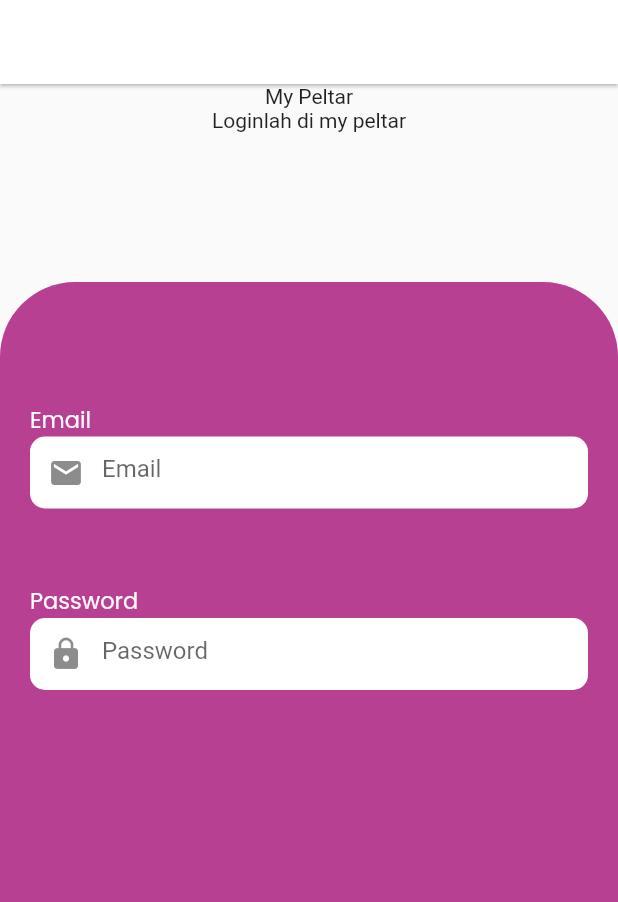
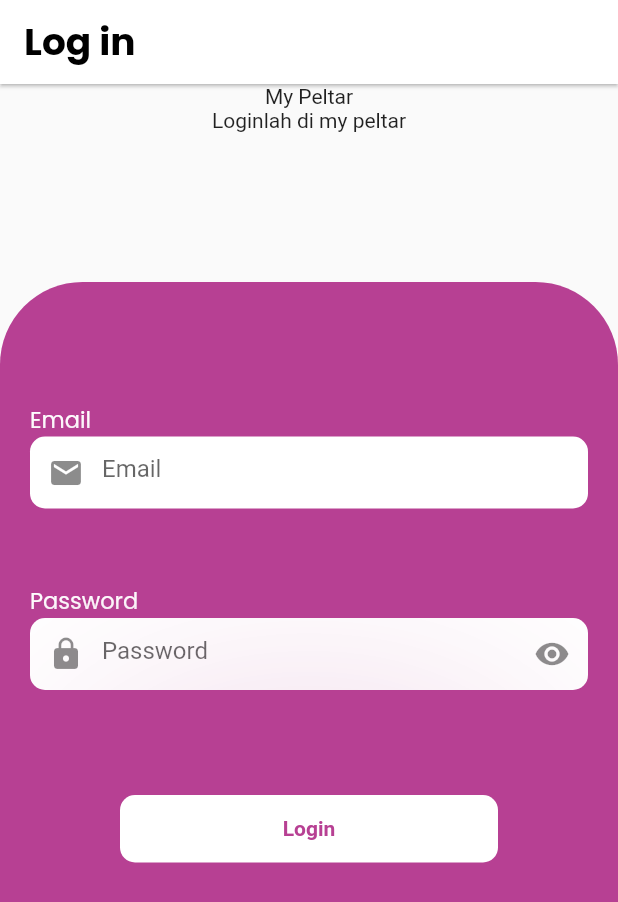
Before and after one commit to rian0502/mypeltar, a Flutter app: the screen it shows after launch, on a phone screen of 412 x 824 dp. Shown: the top 902 px of the screen. Run offline on Flutter 3.47's test engine with Material 2 defaults, Android fonts, the phone set to English and light mode, and no system bars; our stand-ins replace go_router, google_fonts.

Commit message:
membuat router

```diff
--- a/lib/main.dart
+++ b/lib/main.dart
@@ -1,107 +1,29 @@
 import 'package:flutter/material.dart';
 import 'package:mypeltar/mypeltar_theme.dart';
-import 'package:mypeltar/screens/login_screen.dart';
-import 'package:mypeltar/screens/splash_screen.dart';
+import 'package:mypeltar/routes/app_route.dart';
+
 
 void main() {
-  runApp(const MyApp());
+  runApp(const MyPeltar());
 }
 
-class MyApp extends StatelessWidget {
-  const MyApp({super.key});
+class MyPeltar extends StatefulWidget {
+  const MyPeltar({Key? key}) : super(key: key);
 
-  // This widget is the root of your application.
+  @override
+  State<MyPeltar> createState() => _MyPeltarState();
+}
+
+class _MyPeltarState extends State<MyPeltar> {
+  final AppRoute _appRoute = AppRoute();
   @override
   Widget build(BuildContext context) {
-    return MaterialApp(
-      title: 'Flutter Demo',
+    return MaterialApp.router(
       theme: MyPeltarTheme.light(),
-      home: LoginScreen(),
+      title: 'My Peltar',
+      routerDelegate: _appRoute.router.routerDelegate,
+      routeInformationParser: _appRoute.router.routeInformationParser,
+      routeInformationProvider: _appRoute.router.routeInformationProvider,
     );
   }
 }
-
-class MyHomePage extends StatefulWidget {
-  const MyHomePage({super.key, required this.title});
-
-  // This widget is the home page of your application. It is stateful, meaning
-  // that it has a State object (defined below) that contains fields that affect
-  // how it looks.
-
-  // This class is the configuration for the state. It holds the values (in this
-  // case the title) provided by the parent (in this case the App widget) and
-  // used by the build method of the State. Fields in a Widget subclass are
-  // always marked "final".
-
-  final String title;
-
-  @override
-  State<MyHomePage> createState() => _MyHomePageState();
-}
-
-class _MyHomePageState extends State<MyHomePage> {
-  int _counter = 0;
-
-  void _incrementCounter() {
-    setState(() {
-      // This call to setState tells the Flutter framework that something has
-      // changed in this State, which causes it to rerun the build method below
-      // so that the display can reflect the updated values. If we changed
-      // _counter without calling setState(), then the build method would not be
-      // called again, and so nothing would appear to happen.
-      _counter++;
-    });
-  }
-
-  @override
-  Widget build(BuildContext context) {
-    // This method is rerun every time setState is called, for instance as done
-    // by the _incrementCounter method above.
-    //
-    // The Flutter framework has been optimized to make rerunning build methods
-    // fast, so that you can just rebuild anything that needs updating rather
-    // than having to individually change instances of widgets.
-    return Scaffold(
-      appBar: AppBar(
-        // Here we take the value from the MyHomePage object that was created by
-        // the App.build method, and use it to set our appbar title.
-        title: Text(widget.title),
-      ),
-      body: Center(
-        // Center is a layout widget. It takes a single child and positions it
-        // in the middle of the parent.
-        child: Column(
-          // Column is also a layout widget. It takes a list of children and
-          // arranges them vertically. By default, it sizes itself to fit its
-          // children horizontally, and tries to be as tall as its parent.
-          //
-          // Invoke "debug painting" (press "p" in the console, choose the
-          // "Toggle Debug Paint" action from the Flutter Inspector in Android
-          // Studio, or the "Toggle Debug Paint" command in Visual Studio Code)
-          // to see the wireframe for each widget.
-          //
-          // Column has various properties to control how it sizes itself and
-          // how it positions its children. Here we use mainAxisAlignment to
-          // center the children vertically; the main axis here is the vertical
-          // axis because Columns are vertical (the cross axis would be
-          // horizontal).
-          mainAxisAlignment: MainAxisAlignment.center,
-          children: <Widget>[
-            const Text(
-              'You have pushed the button this many times:',
-            ),
-            Text(
-              '$_counter',
-              style: Theme.of(context).textTheme.headline4,
-            ),
-          ],
-        ),
-      ),
-      floatingActionButton: FloatingActionButton(
-        onPressed: _incrementCounter,
-        tooltip: 'Increment',
-        child: const Icon(Icons.add),
-      ), // This trailing comma makes auto-formatting nicer for build methods.
-    );
-  }
-}
--- /dev/null
+++ b/lib/routes/app_route.dart
@@ -0,0 +1,30 @@
+
+
+import 'dart:async';
+
+import 'package:go_router/go_router.dart';
+
+import '../screens/login_screen.dart';
+import '../screens/splash_screen.dart';
+
+class AppRoute{
+
+  late final router = GoRouter(
+    debugLogDiagnostics: true,
+    initialLocation: '/splash',
+    routes: [
+      GoRoute(
+        path: '/splash',
+        builder: (context, state) =>  SplashScreen(),
+      ),
+      GoRoute(
+        path: '/login',
+        builder: (context, state) => const LoginScreen(),
+      ),
+    ],
+    redirect: (context, state){
+      return null;
+    }
+
+  );
+}
--- a/lib/screens/login_screen.dart
+++ b/lib/screens/login_screen.dart
@@ -1,16 +1,22 @@
 import 'package:flutter/material.dart';
 import 'package:google_fonts/google_fonts.dart';
 
-class LoginScreen extends StatelessWidget {
+class LoginScreen extends StatefulWidget {
   const LoginScreen({Key? key}) : super(key: key);
 
+  @override
+  State<LoginScreen> createState() => _LoginScreenState();
+}
+
+class _LoginScreenState extends State<LoginScreen> {
   @override
   Widget build(BuildContext context) {
     return Scaffold(
       appBar: AppBar(
         title: Text(
           'Log in',
-          style: GoogleFonts.poppins(fontSize: 25, fontWeight: FontWeight.w700),
+          style: GoogleFonts.poppins(
+              fontSize: 25, fontWeight: FontWeight.w700, color: Colors.black),
         ),
         backgroundColor: Colors.white,
         elevation: 1,
@@ -27,8 +33,8 @@
             decoration: const BoxDecoration(
                 color: Color(0xFFB74093),
                 borderRadius: BorderRadius.only(
-                    topLeft: Radius.circular(50),
-                    topRight: Radius.circular(50))),
+                    topLeft: Radius.circular(55),
+                    topRight: Radius.circular(55))),
             child: Padding(
               padding: const EdgeInsets.all(20.0),
               child: ListView(
@@ -91,17 +97,39 @@
                               offset: Offset(0, 10))
                         ]),
                     child: const TextField(
+                      obscureText: true,
                       decoration: InputDecoration(
                           border: InputBorder.none,
                           prefixIcon: Icon(Icons.lock),
+                          suffixIcon: Icon(Icons.visibility),
                           hintText: 'Password'),
                     ),
                   ),
                   const SizedBox(
-                    height: 50,
+                    height: 70,
                   ),
                   //button
-
+                  Container(
+                    height: 45,
+                    margin: const EdgeInsets.symmetric(horizontal: 60),
+                    decoration: BoxDecoration(
+                        borderRadius: BorderRadius.circular(10),
+                        color: Colors.white,
+                        boxShadow: const [
+                          BoxShadow(
+                              color: Color(0xFFB74093),
+                              blurRadius: 200,
+                              offset: Offset(0, 10))
+                        ]),
+                    child: const Center(
+                      child: Text(
+                        'Login',
+                        style: TextStyle(
+                            color: Color(0xFFB74093),
+                            fontWeight: FontWeight.bold),
+                      ),
+                    ),
+                  ),
                 ],
               ),
             ),
```
Also changed, not shown: lib/screens/splash_screen.dart (+27 -6 lines), pubspec.yaml (+7 -1 lines), pubspec.lock, 2 other files.
